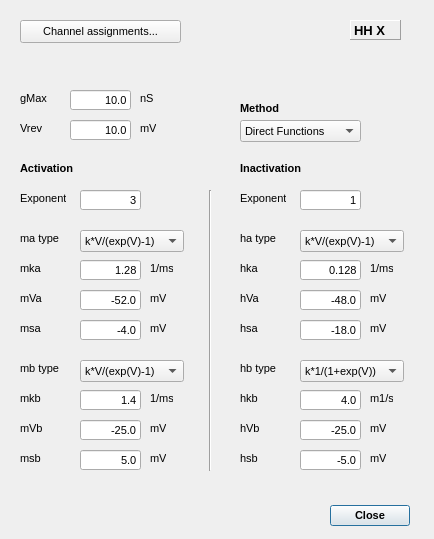
Above: src/gui/AlphaBetaHHDlg.ui from CompEphys-team/stdpc before the change. Below: the same form after it.
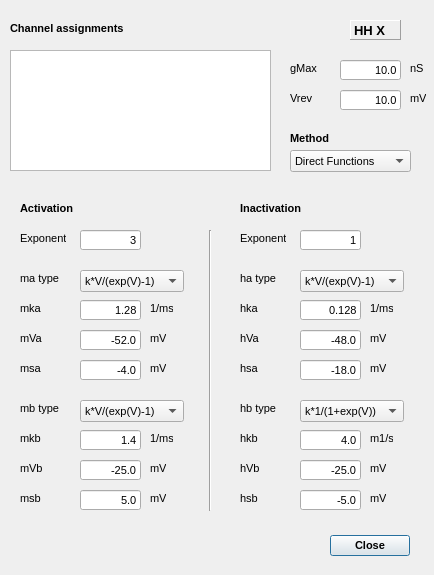
That is the form after the change. Custom widgets are drawn as their Qt base class.

Commit message:
Migrated from *AssignmentDlg to AssignmentWidget
Looking snazzy.

```diff
--- a/src/gui/AlphaBetaHHDlg.ui
+++ b/src/gui/AlphaBetaHHDlg.ui
@@ -7,7 +7,7 @@
     <x>0</x>
     <y>0</y>
     <width>434</width>
-    <height>539</height>
+    <height>575</height>
    </rect>
   </property>
   <property name="font">
@@ -24,7 +24,7 @@
    <property name="geometry">
     <rect>
      <x>250</x>
-     <y>500</y>
+     <y>530</y>
      <width>160</width>
      <height>32</height>
     </rect>
@@ -86,8 +86,8 @@
   <widget class="QLabel" name="label_4">
    <property name="geometry">
     <rect>
-     <x>20</x>
-     <y>90</y>
+     <x>290</x>
+     <y>60</y>
      <width>31</width>
      <height>16</height>
     </rect>
@@ -106,8 +106,8 @@
   <widget class="QLabel" name="label_9">
    <property name="geometry">
     <rect>
-     <x>140</x>
-     <y>90</y>
+     <x>410</x>
+     <y>60</y>
      <width>16</width>
      <height>16</height>
     </rect>
@@ -126,8 +126,8 @@
   <widget class="QLineEdit" name="gMaxE">
    <property name="geometry">
     <rect>
-     <x>70</x>
-     <y>90</y>
+     <x>340</x>
+     <y>60</y>
      <width>61</width>
      <height>20</height>
     </rect>
@@ -152,8 +152,8 @@
   <widget class="QLabel" name="label_5">
    <property name="geometry">
     <rect>
-     <x>20</x>
-     <y>120</y>
+     <x>290</x>
+     <y>90</y>
      <width>31</width>
      <height>16</height>
     </rect>
@@ -172,8 +172,8 @@
   <widget class="QLineEdit" name="VrevE">
    <property name="geometry">
     <rect>
-     <x>70</x>
-     <y>120</y>
+     <x>340</x>
+     <y>90</y>
      <width>61</width>
      <height>20</height>
     </rect>
@@ -198,8 +198,8 @@
   <widget class="QLabel" name="label_10">
    <property name="geometry">
     <rect>
-     <x>140</x>
-     <y>120</y>
+     <x>410</x>
+     <y>90</y>
      <width>16</width>
      <height>16</height>
     </rect>
@@ -219,7 +219,7 @@
    <property name="geometry">
     <rect>
      <x>20</x>
-     <y>160</y>
+     <y>200</y>
      <width>58</width>
      <height>16</height>
     </rect>
@@ -238,7 +238,7 @@
    <property name="geometry">
     <rect>
      <x>240</x>
-     <y>160</y>
+     <y>200</y>
      <width>69</width>
      <height>16</height>
     </rect>
@@ -257,7 +257,7 @@
    <property name="geometry">
     <rect>
      <x>200</x>
-     <y>190</y>
+     <y>230</y>
      <width>20</width>
      <height>281</height>
     </rect>
@@ -270,7 +270,7 @@
    <property name="geometry">
     <rect>
      <x>80</x>
-     <y>290</y>
+     <y>330</y>
      <width>61</width>
      <height>20</height>
     </rect>
@@ -289,7 +289,7 @@
    <property name="geometry">
     <rect>
      <x>20</x>
-     <y>190</y>
+     <y>230</y>
      <width>46</width>
      <height>16</height>
     </rect>
@@ -302,7 +302,7 @@
    <property name="geometry">
     <rect>
      <x>80</x>
-     <y>390</y>
+     <y>430</y>
      <width>61</width>
      <height>20</height>
     </rect>
@@ -321,7 +321,7 @@
    <property name="geometry">
     <rect>
      <x>150</x>
-     <y>390</y>
+     <y>430</y>
      <width>23</width>
      <height>16</height>
     </rect>
@@ -334,7 +334,7 @@
    <property name="geometry">
     <rect>
      <x>20</x>
-     <y>260</y>
+     <y>300</y>
      <width>56</width>
      <height>16</height>
     </rect>
@@ -347,7 +347,7 @@
    <property name="geometry">
     <rect>
      <x>20</x>
-     <y>290</y>
+     <y>330</y>
      <width>38</width>
      <height>16</height>
     </rect>
@@ -360,7 +360,7 @@
    <property name="geometry">
     <rect>
      <x>20</x>
-     <y>390</y>
+     <y>430</y>
      <width>56</width>
      <height>16</height>
     </rect>
@@ -373,7 +373,7 @@
    <property name="geometry">
     <rect>
      <x>80</x>
-     <y>260</y>
+     <y>300</y>
      <width>61</width>
      <height>20</height>
     </rect>
@@ -392,7 +392,7 @@
    <property name="geometry">
     <rect>
      <x>80</x>
-     <y>190</y>
+     <y>230</y>
      <width>61</width>
      <height>20</height>
     </rect>
@@ -411,7 +411,7 @@
    <property name="geometry">
     <rect>
      <x>150</x>
-     <y>290</y>
+     <y>330</y>
      <width>16</width>
      <height>16</height>
     </rect>
@@ -424,7 +424,7 @@
    <property name="geometry">
     <rect>
      <x>150</x>
-     <y>320</y>
+     <y>360</y>
      <width>16</width>
      <height>16</height>
     </rect>
@@ -437,7 +437,7 @@
    <property name="geometry">
     <rect>
      <x>80</x>
-     <y>320</y>
+     <y>360</y>
      <width>61</width>
      <height>20</height>
     </rect>
@@ -456,7 +456,7 @@
    <property name="geometry">
     <rect>
      <x>20</x>
-     <y>320</y>
+     <y>360</y>
      <width>32</width>
      <height>16</height>
     </rect>
@@ -469,7 +469,7 @@
    <property name="geometry">
     <rect>
      <x>20</x>
-     <y>420</y>
+     <y>460</y>
      <width>47</width>
      <height>16</height>
     </rect>
@@ -482,7 +482,7 @@
    <property name="geometry">
     <rect>
      <x>150</x>
-     <y>450</y>
+     <y>490</y>
      <width>16</width>
      <height>16</height>
     </rect>
@@ -495,7 +495,7 @@
    <property name="geometry">
     <rect>
      <x>80</x>
-     <y>450</y>
+     <y>490</y>
      <width>61</width>
      <height>20</height>
     </rect>
@@ -514,7 +514,7 @@
    <property name="geometry">
     <rect>
      <x>20</x>
-     <y>450</y>
+     <y>490</y>
      <width>30</width>
      <height>16</height>
     </rect>
@@ -527,7 +527,7 @@
    <property name="geometry">
     <rect>
      <x>80</x>
-     <y>420</y>
+     <y>460</y>
      <width>61</width>
      <height>20</height>
     </rect>
@@ -546,7 +546,7 @@
    <property name="geometry">
     <rect>
      <x>300</x>
-     <y>420</y>
+     <y>460</y>
      <width>61</width>
      <height>20</height>
     </rect>
@@ -565,7 +565,7 @@
    <property name="geometry">
     <rect>
      <x>240</x>
-     <y>190</y>
+     <y>230</y>
      <width>46</width>
      <height>16</height>
     </rect>
@@ -578,7 +578,7 @@
    <property name="geometry">
     <rect>
      <x>300</x>
-     <y>290</y>
+     <y>330</y>
      <width>61</width>
      <height>20</height>
     </rect>
@@ -597,7 +597,7 @@
    <property name="geometry">
     <rect>
      <x>370</x>
-     <y>290</y>
+     <y>330</y>
      <width>16</width>
      <height>16</height>
     </rect>
@@ -610,7 +610,7 @@
    <property name="geometry">
     <rect>
      <x>300</x>
-     <y>190</y>
+     <y>230</y>
      <width>61</width>
      <height>20</height>
     </rect>
@@ -629,7 +629,7 @@
    <property name="geometry">
     <rect>
      <x>370</x>
-     <y>450</y>
+     <y>490</y>
      <width>16</width>
      <height>16</height>
     </rect>
@@ -642,7 +642,7 @@
    <property name="geometry">
     <rect>
      <x>300</x>
-     <y>450</y>
+     <y>490</y>
      <width>61</width>
      <height>20</height>
     </rect>
@@ -661,7 +661,7 @@
    <property name="geometry">
     <rect>
      <x>240</x>
-     <y>260</y>
+     <y>300</y>
      <width>47</width>
      <height>16</height>
     </rect>
@@ -674,7 +674,7 @@
    <property name="geometry">
     <rect>
      <x>240</x>
-     <y>290</y>
+     <y>330</y>
      <width>38</width>
      <height>16</height>
     </rect>
@@ -687,7 +687,7 @@
    <property name="geometry">
     <rect>
      <x>240</x>
-     <y>450</y>
+     <y>490</y>
      <width>31</width>
      <height>16</height>
     </rect>
@@ -700,7 +700,7 @@
    <property name="geometry">
     <rect>
      <x>240</x>
-     <y>390</y>
+     <y>430</y>
      <width>32</width>
      <height>16</height>
     </rect>
@@ -713,7 +713,7 @@
    <property name="geometry">
     <rect>
      <x>240</x>
-     <y>420</y>
+     <y>460</y>
      <width>45</width>
      <height>16</height>
     </rect>
@@ -726,7 +726,7 @@
    <property name="geometry">
     <rect>
      <x>300</x>
-     <y>260</y>
+     <y>300</y>
      <width>61</width>
      <height>20</height>
     </rect>
@@ -745,7 +745,7 @@
    <property name="geometry">
     <rect>
      <x>300</x>
-     <y>390</y>
+     <y>430</y>
      <width>61</width>
      <height>20</height>
     </rect>
@@ -764,7 +764,7 @@
    <property name="geometry">
     <rect>
      <x>370</x>
-     <y>320</y>
+     <y>360</y>
      <width>16</width>
      <height>16</height>
     </rect>
@@ -777,7 +777,7 @@
    <property name="geometry">
     <rect>
      <x>240</x>
-     <y>320</y>
+     <y>360</y>
      <width>32</width>
      <height>16</height>
     </rect>
@@ -790,7 +790,7 @@
    <property name="geometry">
     <rect>
      <x>370</x>
-     <y>390</y>
+     <y>430</y>
      <width>23</width>
      <height>16</height>
     </rect>
@@ -803,7 +803,7 @@
    <property name="geometry">
     <rect>
      <x>300</x>
-     <y>320</y>
+     <y>360</y>
      <width>61</width>
      <height>20</height>
     </rect>
@@ -822,7 +822,7 @@
    <property name="geometry">
     <rect>
      <x>150</x>
-     <y>260</y>
+     <y>300</y>
      <width>23</width>
      <height>16</height>
     </rect>
@@ -835,7 +835,7 @@
    <property name="geometry">
     <rect>
      <x>150</x>
-     <y>420</y>
+     <y>460</y>
      <width>16</width>
      <height>16</height>
     </rect>
@@ -848,7 +848,7 @@
    <property name="geometry">
     <rect>
      <x>370</x>
-     <y>260</y>
+     <y>300</y>
      <width>23</width>
      <height>16</height>
     </rect>
@@ -861,7 +861,7 @@
    <property name="geometry">
     <rect>
      <x>370</x>
-     <y>420</y>
+     <y>460</y>
      <width>16</width>
      <height>16</height>
     </rect>
@@ -873,8 +873,8 @@
   <widget class="QComboBox" name="LUCombo">
    <property name="geometry">
     <rect>
-     <x>240</x>
-     <y>120</y>
+     <x>290</x>
+     <y>150</y>
      <width>121</width>
      <height>22</height>
     </rect>
@@ -900,8 +900,8 @@
   <widget class="QLabel" name="MethodL">
    <property name="geometry">
     <rect>
-     <x>240</x>
-     <y>100</y>
+     <x>290</x>
+     <y>130</y>
      <width>69</width>
      <height>16</height>
     </rect>
@@ -920,7 +920,7 @@
    <property name="geometry">
     <rect>
      <x>80</x>
-     <y>230</y>
+     <y>270</y>
      <width>104</width>
      <height>22</height>
     </rect>
@@ -952,7 +952,7 @@
    <property name="geometry">
     <rect>
      <x>20</x>
-     <y>230</y>
+     <y>270</y>
      <width>56</width>
      <height>16</height>
     </rect>
@@ -965,7 +965,7 @@
    <property name="geometry">
     <rect>
      <x>20</x>
-     <y>360</y>
+     <y>400</y>
      <width>56</width>
      <height>16</height>
     </rect>
@@ -978,7 +978,7 @@
    <property name="geometry">
     <rect>
      <x>80</x>
-     <y>360</y>
+     <y>400</y>
      <width>104</width>
      <height>22</height>
     </rect>
@@ -1010,7 +1010,7 @@
    <property name="geometry">
     <rect>
      <x>240</x>
-     <y>230</y>
+     <y>270</y>
      <width>56</width>
      <height>16</height>
     </rect>
@@ -1023,7 +1023,7 @@
    <property name="geometry">
     <rect>
      <x>300</x>
-     <y>230</y>
+     <y>270</y>
      <width>104</width>
      <height>22</height>
     </rect>
@@ -1055,7 +1055,7 @@
    <property name="geometry">
     <rect>
      <x>300</x>
-     <y>360</y>
+     <y>400</y>
      <width>104</width>
      <height>22</height>
     </rect>
@@ -1090,7 +1090,7 @@
    <property name="geometry">
     <rect>
      <x>240</x>
-     <y>360</y>
+     <y>400</y>
      <width>56</width>
      <height>16</height>
     </rect>
@@ -1099,20 +1099,49 @@
     <string>hb type</string>
    </property>
   </widget>
-  <widget class="QPushButton" name="btnAssign">
+  <widget class="AssignmentWidget&lt;CurrentAssignment&gt;" name="assignments">
    <property name="geometry">
     <rect>
-     <x>20</x>
+     <x>10</x>
+     <y>50</y>
+     <width>261</width>
+     <height>121</height>
+    </rect>
+   </property>
+   <attribute name="horizontalHeaderStretchLastSection">
+    <bool>true</bool>
+   </attribute>
+   <attribute name="verticalHeaderVisible">
+    <bool>false</bool>
+   </attribute>
+  </widget>
+  <widget class="QLabel" name="label_40">
+   <property name="geometry">
+    <rect>
+     <x>10</x>
      <y>20</y>
-     <width>161</width>
-     <height>23</height>
+     <width>131</width>
+     <height>16</height>
     </rect>
    </property>
+   <property name="font">
+    <font>
+     <weight>75</weight>
+     <bold>true</bold>
+    </font>
+   </property>
    <property name="text">
-    <string>Channel assignments...</string>
+    <string>Channel assignments</string>
    </property>
   </widget>
  </widget>
+ <customwidgets>
+  <customwidget>
+   <class>AssignmentWidget&lt;CurrentAssignment&gt;</class>
+   <extends>QTableWidget</extends>
+   <header location="global">assignmentwidget.h</header>
+  </customwidget>
+ </customwidgets>
  <resources/>
  <connections>
   <connection>
```
The commit also changes 29 other files.
